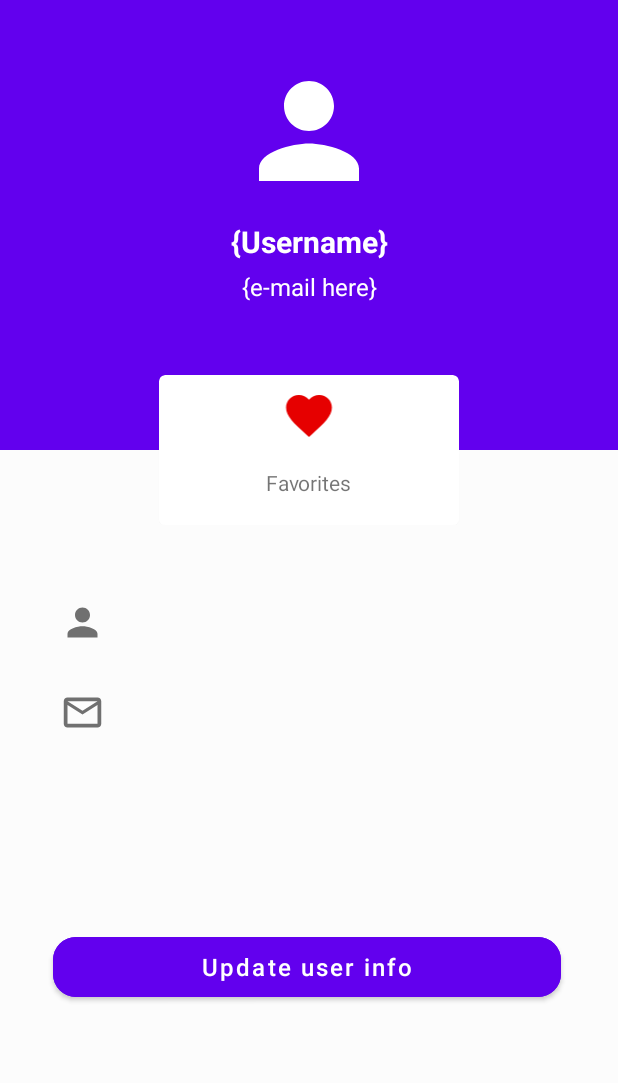
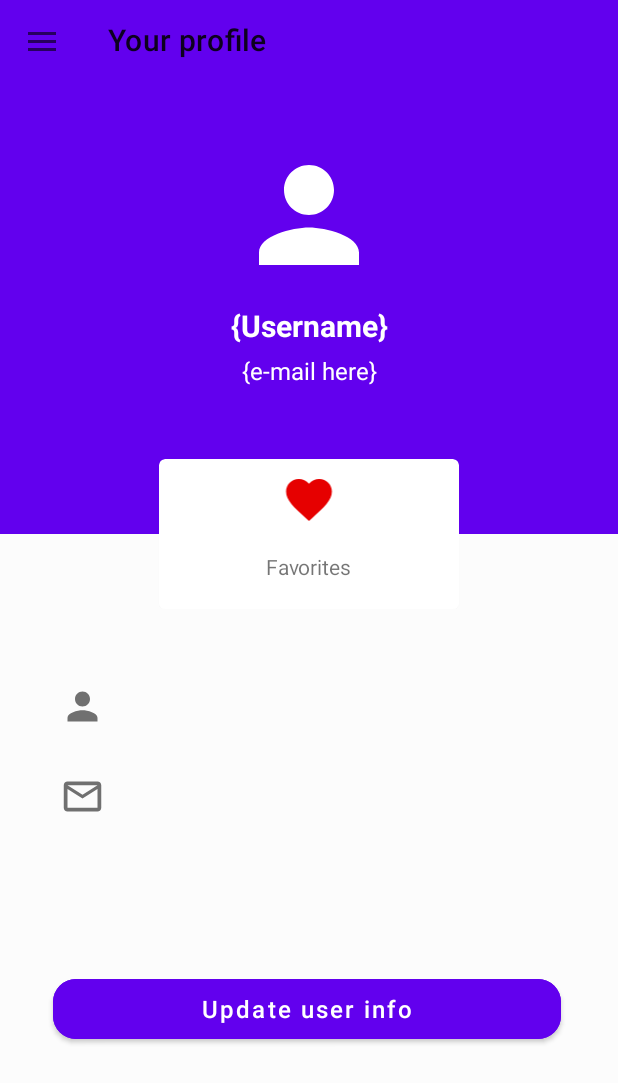
Before and after one commit to giannisSch/recipes-android-application, an Android app: the UserProfile screen opened directly, with no data from a screen before it, after a tap on an icon or button, on a phone screen of 412 x 824 dp. Shown: the top 1083 px of the screen. Run offline under Robolectric (Android 15) with nearby library versions, the phone set to English and light mode, and no system bars; our stand-ins replace Picasso, Room's generated code; pictures from the network do not load.

Commit message:
drawer in UserProfile

```diff
--- a/app/src/main/java/com/foodes/recipeapp/UserProfile.java
+++ b/app/src/main/java/com/foodes/recipeapp/UserProfile.java
@@ -2,24 +2,33 @@ package com.foodes.recipeapp;
 
 import androidx.annotation.NonNull;
 import androidx.annotation.Nullable;
+import androidx.appcompat.app.ActionBarDrawerToggle;
 import androidx.appcompat.app.AlertDialog;
 import androidx.appcompat.app.AppCompatActivity;
+import androidx.appcompat.widget.Toolbar;
 import androidx.core.app.ActivityCompat;
 import androidx.core.content.ContextCompat;
 import androidx.core.view.GravityCompat;
+import androidx.drawerlayout.widget.DrawerLayout;
 import androidx.room.Database;
 
 import android.Manifest;
+import android.content.Context;
 import android.content.DialogInterface;
 import android.content.Intent;
 import android.content.pm.PackageManager;
 import android.graphics.Bitmap;
+import android.graphics.Rect;
 import android.graphics.drawable.BitmapDrawable;
 import android.net.Uri;
 import android.os.Bundle;
 import android.provider.MediaStore;
+import android.view.MenuItem;
+import android.view.MotionEvent;
 import android.view.View;
+import android.view.inputmethod.InputMethodManager;
 import android.widget.Button;
+import android.widget.EditText;
 import android.widget.ImageView;
 import android.widget.ImageView;
 import android.widget.TextView;
@@ -29,11 +38,13 @@ import com.foodes.recipeapp.database.UsersDb.User;
 import com.foodes.recipeapp.database.UsersDb.UsersDatabase;
 import com.foodes.recipeapp.json.nutrientsModels.RecipeModel;
 import com.google.android.material.dialog.MaterialAlertDialogBuilder;
+import com.google.android.material.navigation.NavigationView;
+import com.google.android.material.textview.MaterialTextView;
 import com.squareup.picasso.Picasso;
 
 import java.util.List;
 
-public class UserProfile extends AppCompatActivity {
+public class UserProfile extends AppCompatActivity implements NavigationView.OnNavigationItemSelectedListener {
 
     TextView username, email, username_info, email_info, totalFavorites;
     private String getUsername;
@@ -45,6 +56,11 @@ public class UserProfile extends AppCompatActivity {
     private int STORAGE_PERMISSION_CODE = 2;
     private int WRITE_PERMISSION_CODE = 3;
     ImageView userImg;
+    private String loggedInUsername;
+    DrawerLayout drawerLayout;
+    NavigationView navigationView;
+    ActionBarDrawerToggle toggle;
+    private MaterialTextView greeting;
 
 
     @Override
@@ -53,6 +69,14 @@ public class UserProfile extends AppCompatActivity {
         setContentView(R.layout.activity_user_profile);
         //getting db instance
         database = UsersDatabase.getInstance(this);
+
+        Toolbar toolbar = findViewById(R.id.toolbar);
+        setSupportActionBar(toolbar);
+        drawerLayout = findViewById(R.id.drawer);
+        navigationView = findViewById(R.id.nav_view);
+        toggle = new ActionBarDrawerToggle(this, drawerLayout, toolbar, R.string.open, R.string.close);
+        drawerLayout.addDrawerListener(toggle);
+        loggedInUsername = getIntent().getStringExtra("Username");
     }
 
     @Override
@@ -66,6 +90,8 @@ public class UserProfile extends AppCompatActivity {
         email_info = findViewById(R.id.mail_txtview);
         totalFavorites =(TextView) findViewById(R.id.card_fav_counter);
         userImg = findViewById(R.id.profile_photo);
+
+        navigationView.setNavigationItemSelectedListener(this);
 
         //getting username
         Intent UsernameIntent = getIntent();
@@ -103,6 +129,8 @@ public class UserProfile extends AppCompatActivity {
                 askIfUserIsSure();
             }
         });
+
+        toggle.syncState();
     }
 
     @Override
@@ -180,4 +208,86 @@ public class UserProfile extends AppCompatActivity {
         startActivity(goToUpdateUserInfo);
     }
 
+    @Override
+    public void onBackPressed() {
+        if (drawerLayout.isDrawerOpen(GravityCompat.START)) {
+            drawerLayout.closeDrawer(GravityCompat.START);
+        } else {
+            //do not go back
+        }
+    }
+
+
+    @Override
+    public boolean onNavigationItemSelected(@NonNull MenuItem item) {
+        switch (item.getItemId()){
+            case R.id.nav_home:
+                Intent goToSearhActivity = new Intent(UserProfile.this, SearchActivity.class);
+                goToSearhActivity.putExtra("Username", loggedInUsername);
+                goToSearhActivity.putExtra("userId", userId);
+                startActivity(goToSearhActivity);
+                break;
+            case R.id.nav_logout:
+                askIfUserIsSureForLoggingOut();
+                break;
+            case R.id.nav_profile:
+                break;
+            case R.id.nav_favorites:
+                Intent goToFavoriteList = new Intent(UserProfile.this, FavoritesActivity.class);
+                goToFavoriteList.putExtra("Username", loggedInUsername);
+                goToFavoriteList.putExtra("userId", userId);
+                startActivity(goToFavoriteList);
+                break;
+            case R.id.nav_otherUsers:
+                Intent goToOtherUsers = new Intent(UserProfile.this, OtherUsers.class);
+                goToOtherUsers.putExtra("Username", loggedInUsername);
+                goToOtherUsers.putExtra("userId", userId);
+                startActivity(goToOtherUsers);
+                break;
+            case R.id.nav_about:
+                Intent goToAbout = new Intent(UserProfile.this, About.class);
+                startActivity(goToAbout);
+                break;
+        }
+        drawerLayout.closeDrawer(GravityCompat.START);
+        return true;
+    }
+
+    private void askIfUserIsSureForLoggingOut(){
+        MaterialAlertDialogBuilder builder = new MaterialAlertDialogBuilder(UserProfile.this);
+        builder.setTitle("Logout");
+        builder.setMessage("Are you sure that you want to logout?");
+        builder.setPositiveButton("Yes", new DialogInterface.OnClickListener() {
+            @Override
+            public void onClick(DialogInterface dialog, int which) {
+                Intent redirectToMainScreen = new Intent(UserProfile.this,MainActivity.class);
+                startActivity(redirectToMainScreen);
+            }
+        });
+        builder.setNegativeButton("Cancel", new DialogInterface.OnClickListener() {
+            @Override
+            public void onClick(DialogInterface dialog, int which) {
+                //close drawer
+                drawerLayout.closeDrawer(GravityCompat.START);
+            }
+        });
+        builder.show();
+    }
+
+    @Override
+    public boolean dispatchTouchEvent(MotionEvent event) {
+        if (event.getAction() == MotionEvent.ACTION_DOWN) {
+            View v = getCurrentFocus();
+            if (v instanceof EditText) {
+                Rect outRect = new Rect();
+                v.getGlobalVisibleRect(outRect);
+                if (!outRect.contains((int)event.getRawX(), (int)event.getRawY())) {
+                    v.clearFocus();
+                    InputMethodManager imm = (InputMethodManager) getSystemService(Context.INPUT_METHOD_SERVICE);
+                    imm.hideSoftInputFromWindow(v.getWindowToken(), 0);
+                }
+            }
+        }
+        return super.dispatchTouchEvent( event );
+    }
 }
--- a/app/src/main/res/layout/activity_user_profile.xml
+++ b/app/src/main/res/layout/activity_user_profile.xml
@@ -1,4 +1,13 @@
 <?xml version="1.0" encoding="utf-8"?>
+<androidx.drawerlayout.widget.DrawerLayout xmlns:android="http://schemas.android.com/apk/res/android"
+    xmlns:app="http://schemas.android.com/apk/res-auto"
+    xmlns:tools="http://schemas.android.com/tools"
+    android:id="@+id/drawer"
+    android:layout_width="match_parent"
+    android:layout_height="match_parent"
+    android:fitsSystemWindows="true"
+    tools:context=".SearchActivity"
+    tools:openDrawer="end">
 <LinearLayout xmlns:android="http://schemas.android.com/apk/res/android"
     xmlns:app="http://schemas.android.com/apk/res-auto"
     xmlns:tools="http://schemas.android.com/tools"
@@ -6,6 +15,18 @@
     android:layout_height="match_parent"
     android:orientation="vertical"
     tools:context=".UserProfile">
+
+    <androidx.appcompat.widget.Toolbar
+        android:id="@+id/toolbar"
+        android:gravity="top"
+        android:background="@color/colorPrimary"
+        app:titleMarginTop="13dp"
+        app:title="Your profile"
+        android:foregroundGravity="center_vertical"
+        android:layout_width="match_parent"
+        android:layout_height="wrap_content"
+        app:layout_constraintLeft_toLeftOf="parent"
+        app:layout_constraintTop_toTopOf="parent" />
 
     <androidx.constraintlayout.widget.ConstraintLayout
         android:layout_width="match_parent"
@@ -172,3 +193,13 @@
 
 
 </LinearLayout>
+
+    <com.google.android.material.navigation.NavigationView
+        android:id="@+id/nav_view"
+        android:layout_width="wrap_content"
+        android:layout_height="match_parent"
+        android:layout_gravity="start"
+        app:headerLayout="@layout/header"
+        app:menu="@menu/main_menu" />
+
+</androidx.drawerlayout.widget.DrawerLayout>
--- a/app/src/main/res/values/strings.xml
+++ b/app/src/main/res/values/strings.xml
@@ -98,11 +98,6 @@
         <item>pasta</item>
         <item>minced meat</item>
         <item>worm</item>
-
-
-
-
-
     </string-array>
 
 </resources>
```
